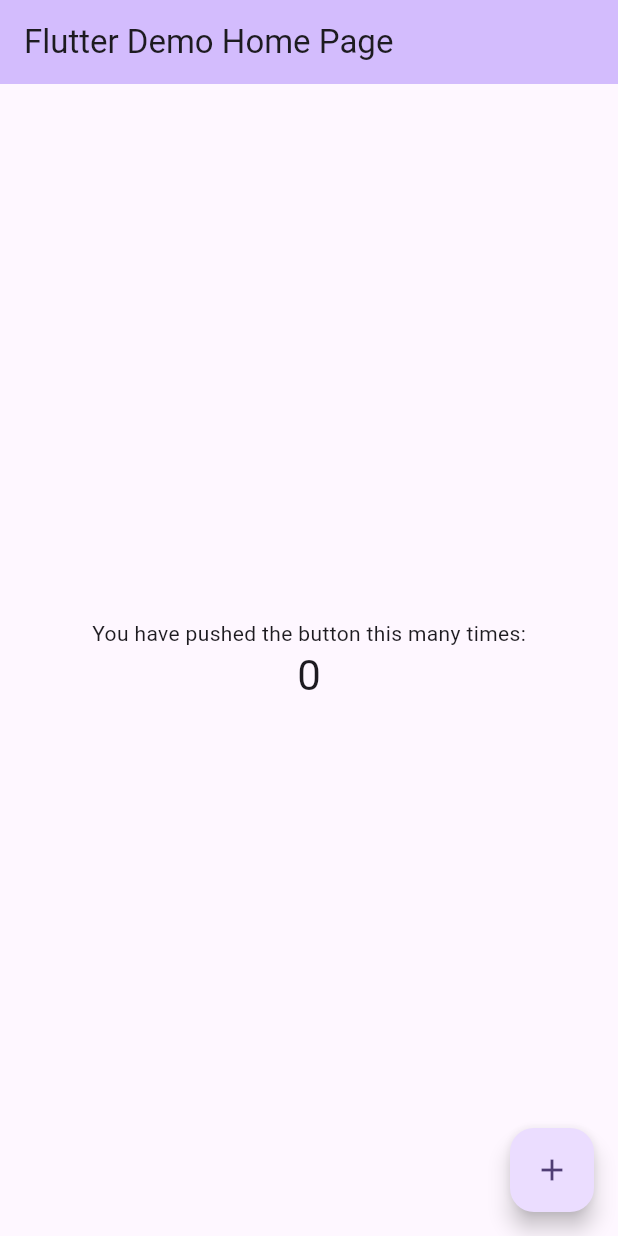
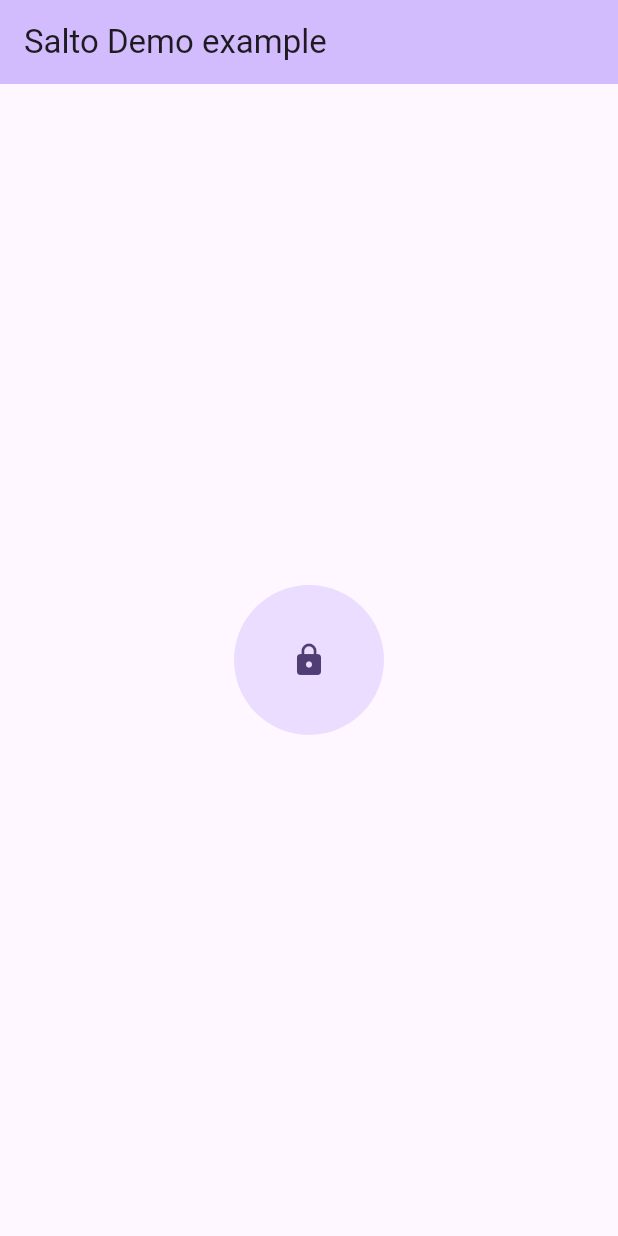
Before and after one commit to Chris-Ch-R/Doorlock-example, a Flutter app: the screen it shows after launch, on a phone screen of 412 x 824 dp. Run offline on Flutter 3.47's test engine with Material 3 defaults, Android fonts, the phone set to English and light mode, and no system bars.

Commit message:
correct command send and refactor code

```diff
--- a/lib/main.dart
+++ b/lib/main.dart
@@ -7,6 +7,7 @@ void main() {
 
 class MyApp extends StatelessWidget {
   const MyApp({super.key});
+
   @override
   Widget build(BuildContext context) {
     return MaterialApp(
@@ -15,7 +16,7 @@ class MyApp extends StatelessWidget {
         colorScheme: ColorScheme.fromSeed(seedColor: Colors.deepPurple),
         useMaterial3: true,
       ),
-      home: const MyHomePage(title: 'Flutter Demo Home Page'),
+      home: const MyHomePage(title: 'Salto Demo example'),
     );
   }
 }
@@ -30,66 +31,33 @@ class MyHomePage extends StatefulWidget {
 }
 
 class _MyHomePageState extends State<MyHomePage> {
-  int _counter = 0;
-
-  void _incrementCounter() async {
-    showDialog(context: context, builder: (context) => const Center(child: CircularProgressIndicator(),),);
+  void _connectSaltoServer() async {
+    showDialog(
+      context: context,
+      builder: (context) => const Center(
+        child: CircularProgressIndicator(),
+      ),
+    );
     await ServiceSalto().initializeSalto();
     Navigator.pop(context);
   }
 
   @override
   Widget build(BuildContext context) {
-    // This method is rerun every time setState is called, for instance as done
-    // by the _incrementCounter method above.
-    //
-    // The Flutter framework has been optimized to make rerunning build methods
-    // fast, so that you can just rebuild anything that needs updating rather
-    // than having to individually change instances of widgets.
     return Scaffold(
       appBar: AppBar(
-        // TRY THIS: Try changing the color here to a specific color (to
-        // Colors.amber, perhaps?) and trigger a hot reload to see the AppBar
-        // change color while the other colors stay the same.
         backgroundColor: Theme.of(context).colorScheme.inversePrimary,
-        // Here we take the value from the MyHomePage object that was created by
-        // the App.build method, and use it to set our appbar title.
         title: Text(widget.title),
       ),
       body: Center(
-        // Center is a layout widget. It takes a single child and positions it
-        // in the middle of the parent.
-        child: Column(
-          // Column is also a layout widget. It takes a list of children and
-          // arranges them vertically. By default, it sizes itself to fit its
-          // children horizontally, and tries to be as tall as its parent.
-          //
-          // Column has various properties to control how it sizes itself and
-          // how it positions its children. Here we use mainAxisAlignment to
-          // center the children vertically; the main axis here is the vertical
-          // axis because Columns are vertical (the cross axis would be
-          // horizontal).
-          //
-          // TRY THIS: Invoke "debug painting" (choose the "Toggle Debug Paint"
-          // action in the IDE, or press "p" in the console), to see the
-          // wireframe for each widget.
-          mainAxisAlignment: MainAxisAlignment.center,
-          children: <Widget>[
-            const Text(
-              'You have pushed the button this many times:',
-            ),
-            Text(
-              '$_counter',
-              style: Theme.of(context).textTheme.headlineMedium,
-            ),
-          ],
+        child: GestureDetector(
+          onTap: _connectSaltoServer,
+          child: const CircleAvatar(
+            radius: 50,
+            child: Icon(Icons.lock),
+          ),
         ),
       ),
-      floatingActionButton: FloatingActionButton(
-        onPressed: _incrementCounter,
-        tooltip: 'Increment',
-        child: const Icon(Icons.add),
-      ), // This trailing comma makes auto-formatting nicer for build methods.
     );
   }
 }
```
Also changed, not shown: lib/salto_service.dart (+9 -5 lines), pubspec.lock, 2 other files.
